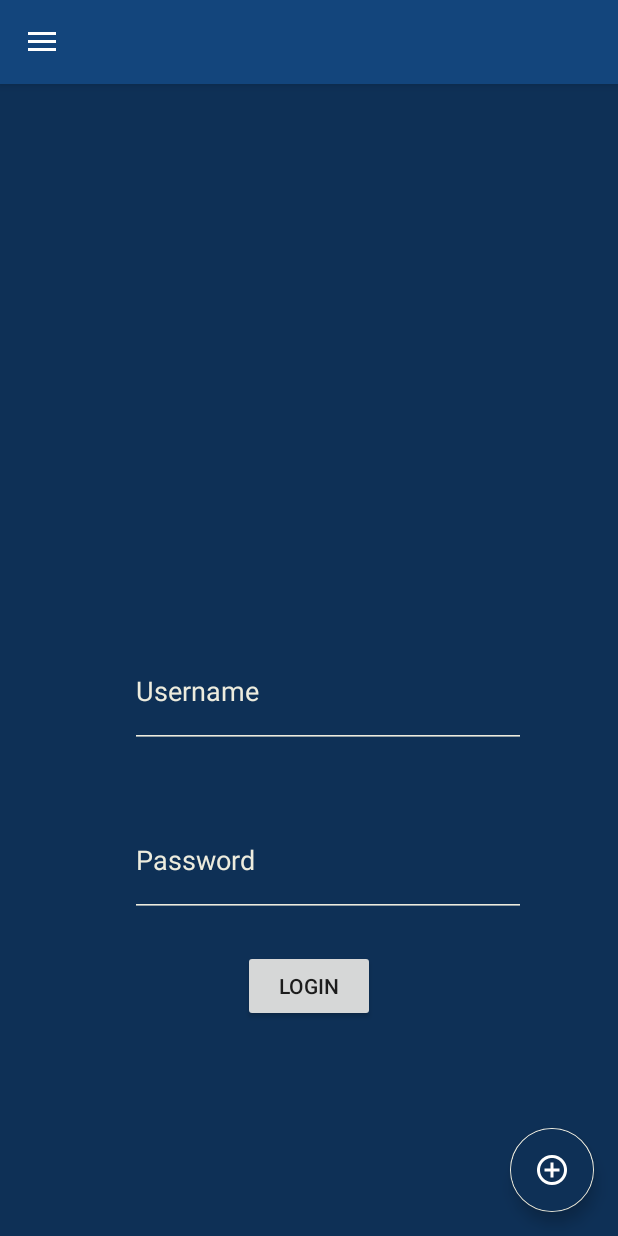
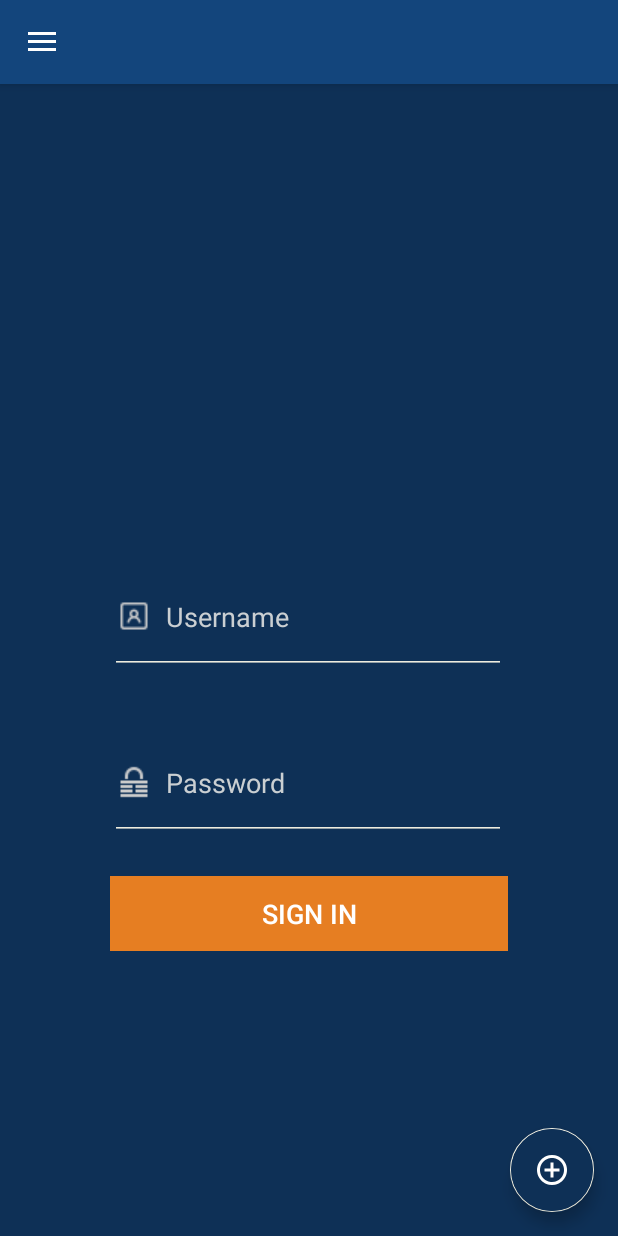
Before and after one commit to PseudoInsanity/Aasfalis, an Android app: the fragment LoginFragment placed in its activity, on a phone screen of 412 x 824 dp. Run offline under Robolectric (Android 15) with nearby library versions, the phone set to English and light mode, and no system bars; our stand-ins replace Firebase (no records; nobody signed in at launch, a user with empty details on screens opened directly).

Commit message:
Added login functionality

```diff
--- a/app/src/main/res/layout/fragment_login.xml
+++ b/app/src/main/res/layout/fragment_login.xml
@@ -1,9 +1,9 @@
 <?xml version="1.0" encoding="utf-8"?>
 <android.support.constraint.ConstraintLayout xmlns:android="http://schemas.android.com/apk/res/android"
     xmlns:app="http://schemas.android.com/apk/res-auto"
+    xmlns:tools="http://schemas.android.com/tools"
     android:layout_width="match_parent"
     android:layout_height="match_parent"
-    xmlns:tools="http://schemas.android.com/tools"
     android:background="@color/colorPrimaryDark"
     tools:context="aasfalis.fragments.LoginFragment">
 
@@ -20,7 +20,7 @@
         app:layout_constraintEnd_toEndOf="parent"
         app:layout_constraintStart_toStartOf="parent"
         app:layout_constraintTop_toTopOf="parent"
-        app:layout_constraintVertical_bias="0.222"
+        app:layout_constraintVertical_bias="0.13"
         app:srcCompat="@mipmap/logo" />
 
     <EditText
@@ -28,41 +28,51 @@
         android:layout_width="264dp"
         android:layout_height="76dp"
         android:backgroundTint="@color/colorAccent"
-        android:text="Username "
+        android:drawableLeft="@drawable/username"
+        android:hint="  Username"
         android:textColor="@color/colorAccent"
+        android:textColorHint="#CACFD2"
         app:layout_constraintBottom_toBottomOf="parent"
         app:layout_constraintEnd_toEndOf="parent"
-        app:layout_constraintHorizontal_bias="0.587"
+        app:layout_constraintHorizontal_bias="0.496"
         app:layout_constraintStart_toStartOf="parent"
         app:layout_constraintTop_toTopOf="parent"
-        app:layout_constraintVertical_bias="0.565" />
+        app:layout_constraintVertical_bias="0.499" />
 
     <EditText
         android:id="@+id/editTextPassword"
         android:layout_width="264dp"
         android:layout_height="76dp"
         android:backgroundTint="@color/colorAccent"
-        android:text="Password "
+        android:drawableLeft="@drawable/password"
+        android:hint="  Password"
         android:textColor="@color/colorAccent"
+        android:textColorHint="#CACFD2"
         app:layout_constraintBottom_toBottomOf="parent"
         app:layout_constraintEnd_toEndOf="parent"
-        app:layout_constraintHorizontal_bias="0.585"
+        app:layout_constraintHorizontal_bias="0.496"
         app:layout_constraintStart_toStartOf="parent"
         app:layout_constraintTop_toTopOf="parent"
-        app:layout_constraintVertical_bias="0.716" />
+        app:layout_constraintVertical_bias="0.647" />
 
     <Button
         android:id="@+id/loginButton"
-        android:layout_width="wrap_content"
-        android:layout_height="wrap_content"
-        android:layout_marginStart="161dp"
-        android:layout_marginTop="8dp"
-        android:layout_marginEnd="162dp"
-        android:layout_marginBottom="129dp"
-        android:text="Login"
+        style="@style/Widget.AppCompat.Button.Borderless.Colored"
+        android:layout_width="265dp"
+        android:layout_height="50dp"
+        android:layout_marginStart="162dp"
+        android:layout_marginTop="24dp"
+        android:layout_marginEnd="161dp"
+        android:layout_marginBottom="110dp"
+        android:background="#E67E22  "
+        android:text="SIGN IN"
+        android:textColor="@android:color/white"
+        android:textSize="18sp"
         app:layout_constraintBottom_toBottomOf="parent"
         app:layout_constraintEnd_toEndOf="parent"
+        app:layout_constraintHorizontal_bias="0.502"
         app:layout_constraintStart_toStartOf="parent"
-        app:layout_constraintTop_toBottomOf="@+id/editTextPassword" />
+        app:layout_constraintTop_toBottomOf="@+id/editTextPassword"
+        app:layout_constraintVertical_bias="0.0" />
 
 </android.support.constraint.ConstraintLayout>
```
Also changed, not shown: app/src/main/res/drawable/password.png (added), app/src/main/res/drawable/username.png.
